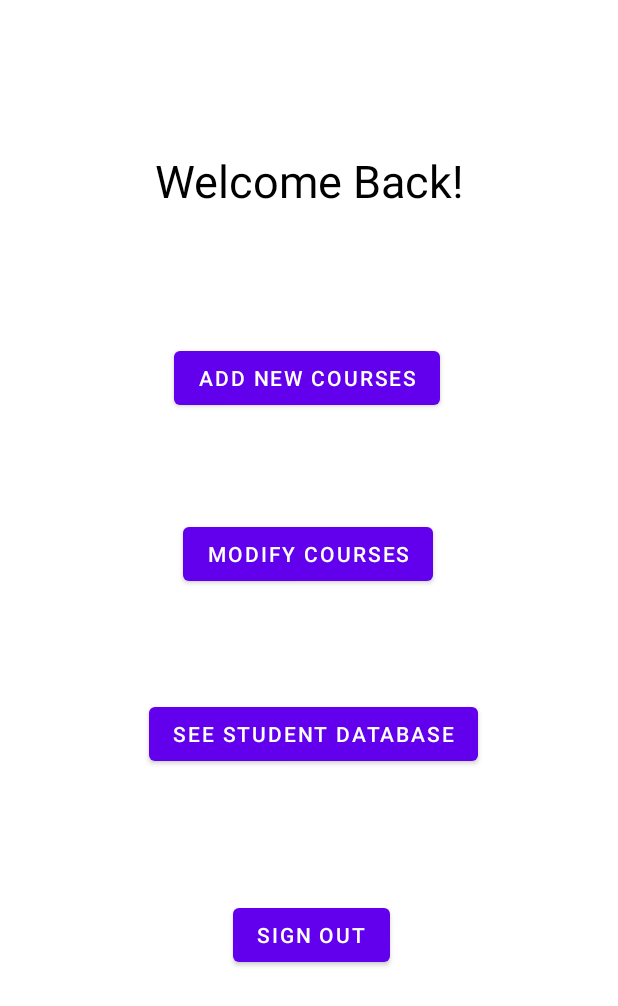
After one commit to marimoooo/b07-group-project-, an Android app: the Admin_Homepage screen opened directly, with no data from a screen before it, on a phone screen of 412 x 824 dp. The commit adds this screen. Shown: the top 1006 px of the screen. Run offline under Robolectric (Android 15) with nearby library versions, the phone set to English and light mode, and no system bars.

Commit message:
Admin Course Addition feature with HomePage Structure updated with the sign out button

```diff
--- a/app/src/main/AndroidManifest.xml
+++ b/app/src/main/AndroidManifest.xml
@@ -14,6 +14,13 @@
         android:supportsRtl="true"
         android:theme="@style/Theme.B07"
         tools:targetApi="31">
+        <activity
+            android:name=".Admin_Homepage"
+            android:exported="false">
+            <meta-data
+                android:name="android.app.lib_name"
+                android:value="" />
+        </activity>
         <activity
             android:name=".Admin_course_addition"
             android:exported="false">
--- /dev/null
+++ b/app/src/main/java/com/example/b07/Admin_Homepage.java
@@ -0,0 +1,34 @@
+package com.example.b07;
+
+import androidx.appcompat.app.AppCompatActivity;
+
+import android.content.Intent;
+import android.os.Bundle;
+import android.view.View;
+import android.widget.Button;
+
+public class Admin_Homepage extends AppCompatActivity {
+
+    @Override
+    protected void onCreate(Bundle savedInstanceState) {
+        super.onCreate(savedInstanceState);
+        setContentView(R.layout.activity_admin_homepage);
+
+        Button go_to_admin_course_addition = findViewById(R.id.admin_course_add);
+        Button sign_out = findViewById(R.id.sign_out);
+
+        go_to_admin_course_addition.setOnClickListener(new View.OnClickListener() {
+            @Override
+            public void onClick(View view) {
+                startActivity(new Intent(Admin_Homepage.this, Admin_course_addition.class));
+            }
+        });
+
+        sign_out.setOnClickListener(new View.OnClickListener() {
+            @Override
+            public void onClick(View view) {
+                startActivity(new Intent(Admin_Homepage.this, Login.class));
+            }
+        });
+    }
+}
--- a/app/src/main/java/com/example/b07/Login.java
+++ b/app/src/main/java/com/example/b07/Login.java
@@ -20,14 +20,13 @@ import com.google.firebase.database.ValueEventListener;
     public class Login extends AppCompatActivity {
 
         DatabaseReference databaseReference = FirebaseDatabase.getInstance("https://course-planner-14-default-rtdb.firebaseio.com/").getReference();
-        private Button go_to_admin_course_addition;
 
         @Override
     protected void onCreate(Bundle savedInstanceState) {
         super.onCreate(savedInstanceState);
         setContentView(R.layout.activity_login);
 
-        go_to_admin_course_addition = findViewById(R.id.admin_course_add);
+            Button go_to_admin_course_addition = findViewById(R.id.admin_course_add);
 
         final EditText username = findViewById(R.id.username);
         final EditText password = findViewById(R.id.password);
@@ -92,7 +91,7 @@ import com.google.firebase.database.ValueEventListener;
 
                                 if(getPassword.equals(passwordText)){
                                     Toast.makeText(Login.this, "Log in successful", Toast.LENGTH_SHORT).show();
-                                    startActivity(new Intent(Login.this, MainActivity.class));
+                                    startActivity(new Intent(Login.this, Admin_Homepage.class));
                                     finish();
                                 }
                                 else{
@@ -122,7 +121,7 @@ import com.google.firebase.database.ValueEventListener;
         go_to_admin_course_addition.setOnClickListener(new View.OnClickListener() {
             @Override
             public void onClick(View view) {
-                startActivity(new Intent(Login.this, Admin_course_addition.class));
+                startActivity(new Intent(Login.this, Admin_Homepage.class));
             }
         });
     }
--- /dev/null
+++ b/app/src/main/res/layout/activity_admin_homepage.xml
@@ -0,0 +1,79 @@
+<?xml version="1.0" encoding="utf-8"?>
+<androidx.constraintlayout.widget.ConstraintLayout xmlns:android="http://schemas.android.com/apk/res/android"
+    xmlns:app="http://schemas.android.com/apk/res-auto"
+    xmlns:tools="http://schemas.android.com/tools"
+    android:layout_width="match_parent"
+    android:layout_height="match_parent"
+    tools:context=".Admin_Homepage">
+
+    <TextView
+        android:id="@+id/textView2"
+        android:layout_width="227dp"
+        android:layout_height="78dp"
+        android:layout_marginTop="53dp"
+        android:layout_marginBottom="600dp"
+        android:text="Welcome Back!"
+        android:textAlignment="center"
+        android:textColor="#000000"
+        android:textSize="30sp"
+        app:layout_constraintBottom_toBottomOf="parent"
+        app:layout_constraintEnd_toEndOf="parent"
+        app:layout_constraintStart_toStartOf="parent"
+        app:layout_constraintTop_toTopOf="parent" />
+
+    <Button
+        android:id="@+id/admin_course_add"
+        android:layout_width="wrap_content"
+        android:layout_height="wrap_content"
+        android:layout_marginStart="116dp"
+        android:layout_marginTop="48dp"
+        android:layout_marginEnd="117dp"
+        android:layout_marginBottom="48dp"
+        android:text="Add new courses"
+        app:layout_constraintBottom_toTopOf="@+id/button2"
+        app:layout_constraintEnd_toEndOf="parent"
+        app:layout_constraintHorizontal_bias="0.0"
+        app:layout_constraintStart_toStartOf="parent"
+        app:layout_constraintTop_toBottomOf="@+id/textView2" />
+
+    <Button
+        android:id="@+id/button2"
+        android:layout_width="wrap_content"
+        android:layout_height="wrap_content"
+        android:layout_marginStart="122dp"
+        android:layout_marginTop="20dp"
+        android:layout_marginEnd="123dp"
+        android:layout_marginBottom="70dp"
+        android:text="Modify Courses"
+        app:layout_constraintBottom_toTopOf="@+id/button4"
+        app:layout_constraintEnd_toEndOf="parent"
+        app:layout_constraintStart_toStartOf="parent"
+        app:layout_constraintTop_toBottomOf="@+id/admin_course_add" />
+
+    <Button
+        android:id="@+id/button4"
+        android:layout_width="wrap_content"
+        android:layout_height="wrap_content"
+        android:layout_marginStart="98dp"
+        android:layout_marginEnd="92dp"
+        android:layout_marginBottom="309dp"
+        android:text="See Student Database"
+        app:layout_constraintBottom_toBottomOf="parent"
+        app:layout_constraintEnd_toEndOf="parent"
+        app:layout_constraintStart_toStartOf="parent"
+        app:layout_constraintTop_toBottomOf="@+id/button2" />
+
+    <Button
+        android:id="@+id/sign_out"
+        android:layout_width="wrap_content"
+        android:layout_height="wrap_content"
+        android:layout_marginStart="160dp"
+        android:layout_marginTop="80dp"
+        android:layout_marginEnd="157dp"
+        android:layout_marginBottom="170dp"
+        android:text="Sign out"
+        app:layout_constraintBottom_toBottomOf="parent"
+        app:layout_constraintEnd_toEndOf="parent"
+        app:layout_constraintStart_toStartOf="parent"
+        app:layout_constraintTop_toBottomOf="@+id/button4" />
+</androidx.constraintlayout.widget.ConstraintLayout>
--- a/app/src/main/res/values/strings.xml
+++ b/app/src/main/res/values/strings.xml
@@ -6,8 +6,8 @@
         <item>Summer</item>
     </string-array>
     <string-array name="courselist">
-    <item>C1</item>
-    <item>C2</item>
-    <item>C3</item>
+        <item>C1</item>
+        <item>C2</item>
+        <item>C3</item>
     </string-array>
 </resources>
```
